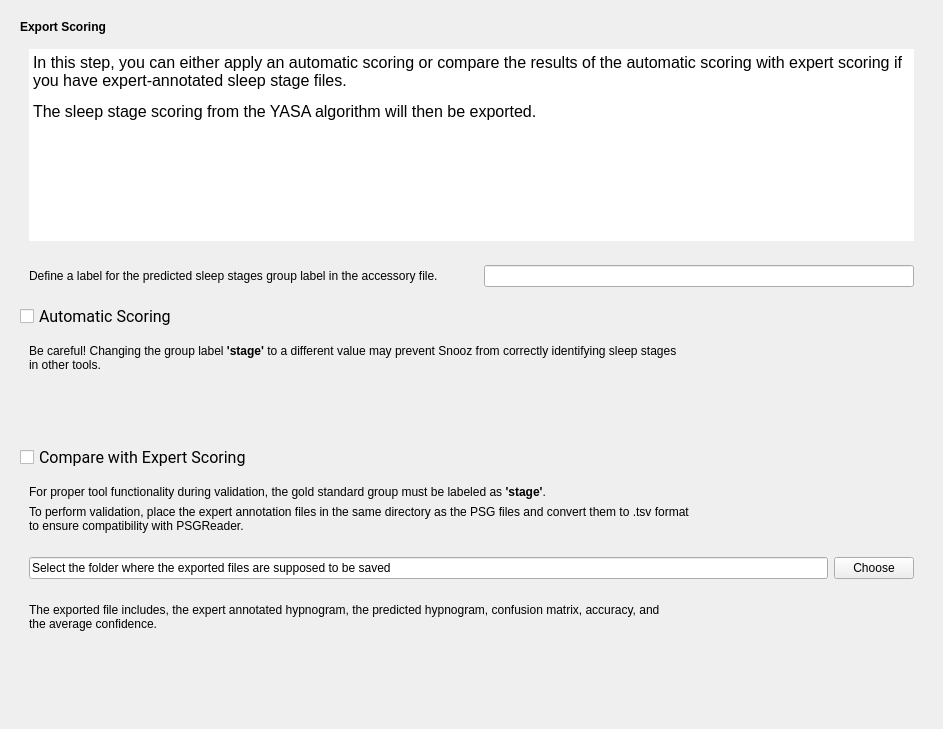
The window that tools/CEAMSTools/ScoreSleepStagesYASA/ExportResultsStep/Ui_ExportResultsStep.ui (SnoozToolbox/snooz-package-ceams) describes before a commit, drawn with Qt 5.
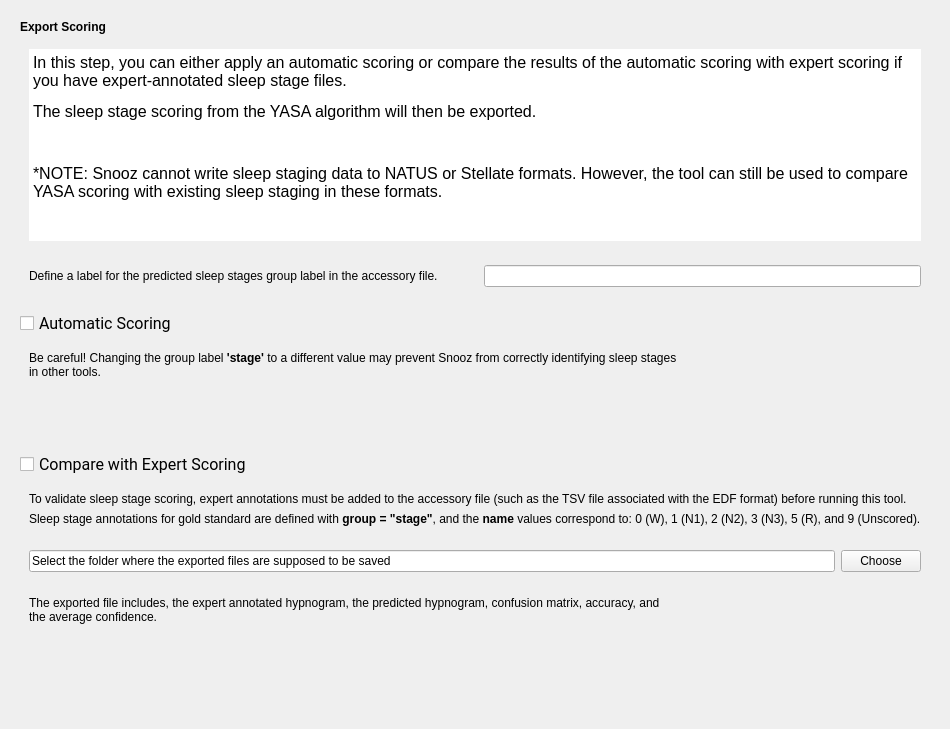
The same window after the commit.

Commit message: Yasa sleep scoring tool UI updated

What changed in the file:
```diff
--- a/tools/CEAMSTools/ScoreSleepStagesYASA/ExportResultsStep/Ui_ExportResultsStep.ui
+++ b/tools/CEAMSTools/ScoreSleepStagesYASA/ExportResultsStep/Ui_ExportResultsStep.ui
@@ -80,7 +80,9 @@
 li.checked::marker { content: &quot;\2612&quot;; }
 &lt;/style&gt;&lt;/head&gt;&lt;body style=&quot; font-family:'Roboto'; font-size:12pt; font-weight:400; font-style:normal;&quot;&gt;
 &lt;p style=&quot; margin-top:0px; margin-bottom:0px; margin-left:0px; margin-right:0px; -qt-block-indent:0; text-indent:0px;&quot;&gt;In this step, you can either apply an automatic scoring or compare the results of the automatic scoring with expert scoring if you have expert-annotated sleep stage files.&lt;/p&gt;
-&lt;p style=&quot; margin-top:12px; margin-bottom:12px; margin-left:0px; margin-right:0px; -qt-block-indent:0; text-indent:0px;&quot;&gt;The sleep stage scoring from the YASA algorithm will then be exported.&lt;/p&gt;&lt;/body&gt;&lt;/html&gt;</string>
+&lt;p style=&quot; margin-top:12px; margin-bottom:12px; margin-left:0px; margin-right:0px; -qt-block-indent:0; text-indent:0px;&quot;&gt;The sleep stage scoring from the YASA algorithm will then be exported.&lt;/p&gt;
+&lt;p style=&quot;-qt-paragraph-type:empty; margin-top:12px; margin-bottom:12px; margin-left:0px; margin-right:0px; -qt-block-indent:0; text-indent:0px;&quot;&gt;&lt;br /&gt;&lt;/p&gt;
+&lt;p style=&quot; margin-top:12px; margin-bottom:12px; margin-left:0px; margin-right:0px; -qt-block-indent:0; text-indent:0px;&quot;&gt;*NOTE: Snooz cannot write sleep staging data to NATUS or Stellate formats. However, the tool can still be used to compare YASA scoring with existing sleep staging in these formats.&lt;/p&gt;&lt;/body&gt;&lt;/html&gt;</string>
              </property>
             </widget>
            </item>
@@ -243,7 +245,7 @@
            <item>
             <widget class="QLabel" name="label_4">
              <property name="text">
-              <string>&lt;html&gt;&lt;head/&gt;&lt;body&gt;&lt;p&gt;For proper tool functionality during validation, the gold standard group must be labeled as &lt;span style=&quot; font-weight:700;&quot;&gt;'stage'&lt;/span&gt;.&lt;/p&gt;&lt;/body&gt;&lt;/html&gt;</string>
+              <string>&lt;html&gt;&lt;head/&gt;&lt;body&gt;&lt;p&gt;To validate sleep stage scoring, expert annotations must be added to the accessory file (such as the TSV file associated with the EDF format) before running this tool.&lt;/p&gt;&lt;/body&gt;&lt;/html&gt;</string>
              </property>
             </widget>
            </item>
@@ -253,7 +255,7 @@
               <number>0</number>
              </property>
              <property name="text">
-              <string>&lt;html&gt;&lt;head/&gt;&lt;body&gt;&lt;p&gt;To perform validation, place the expert annotation files in the same directory as the PSG files and convert them to .tsv format&lt;br/&gt;to ensure compatibility with PSGReader.&lt;/p&gt;&lt;/body&gt;&lt;/html&gt;</string>
+              <string>&lt;html&gt;&lt;head/&gt;&lt;body&gt;&lt;p&gt;Sleep stage annotations for gold standard are defined with &lt;span style=&quot; font-weight:700;&quot;&gt;group = &amp;quot;stage&amp;quot;&lt;/span&gt;, and the &lt;span style=&quot; font-weight:700;&quot;&gt;name&lt;/span&gt; values correspond to: 0 (W), 1 (N1), 2 (N2), 3 (N3), 5 (R), and 9 (Unscored).&lt;/p&gt;&lt;/body&gt;&lt;/html&gt;</string>
              </property>
             </widget>
            </item>
```
Left out of the diff: 3 changed lines with no effect on the pictures. The commit also changes 3 other files.
